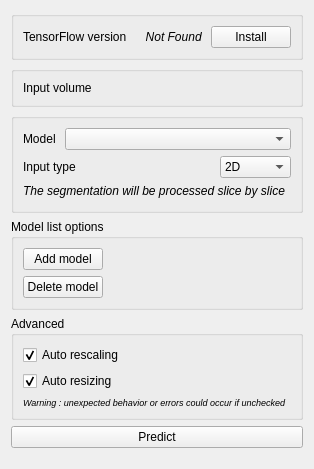
This is TFSegmentation/Resources/UI/TFSegmentation.ui in VincentMillotMaysounabe/Slicer-TensorFlow as Qt 5 draws it before an edit. The edited form follows.
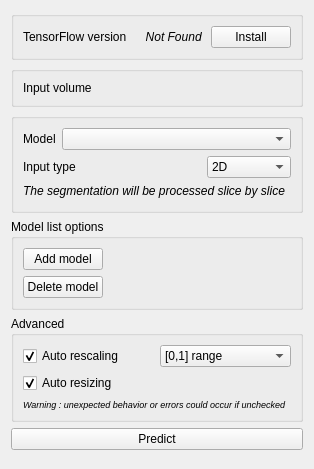
This is the edited form. Custom widgets are drawn as their Qt base class.

Commit message: Adds 2.5D RVB options

Diff of the .ui file:
```diff
--- a/TFSegmentation/Resources/UI/TFSegmentation.ui
+++ b/TFSegmentation/Resources/UI/TFSegmentation.ui
@@ -142,6 +142,11 @@
           <string>2.5D</string>
          </property>
         </item>
+        <item>
+         <property name="text">
+          <string>2.5D RVB</string>
+         </property>
+        </item>
         <item>
          <property name="text">
           <string>3D</string>
@@ -218,23 +223,13 @@
       <string>Advanced</string>
      </property>
      <property name="checked">
-      <bool>false</bool>
-     </property>
-     <property name="collapsed">
       <bool>true</bool>
      </property>
-     <layout class="QFormLayout" name="formLayout">
-      <item row="2" column="0">
-       <widget class="QCheckBox" name="rescalingCheckBox">
-        <property name="text">
-         <string>Auto rescaling</string>
-        </property>
-        <property name="checked">
-         <bool>true</bool>
-        </property>
-       </widget>
-      </item>
-      <item row="3" column="0">
+     <property name="collapsed">
+      <bool>false</bool>
+     </property>
+     <layout class="QGridLayout" name="gridLayout_2">
+      <item row="1" column="0">
        <widget class="QCheckBox" name="resizingCheckBox">
         <property name="text">
          <string>Auto resizing</string>
@@ -244,7 +239,31 @@
         </property>
        </widget>
       </item>
-      <item row="4" column="0">
+      <item row="0" column="0">
+       <widget class="QCheckBox" name="rescalingCheckBox">
+        <property name="text">
+         <string>Auto rescaling</string>
+        </property>
+        <property name="checked">
+         <bool>true</bool>
+        </property>
+       </widget>
+      </item>
+      <item row="0" column="1">
+       <widget class="QComboBox" name="rescalingComboBox">
+        <item>
+         <property name="text">
+          <string>[0,1] range</string>
+         </property>
+        </item>
+        <item>
+         <property name="text">
+          <string>[-1,1] range</string>
+         </property>
+        </item>
+       </widget>
+      </item>
+      <item row="2" column="0" colspan="2">
        <widget class="QLabel" name="label_2">
         <property name="font">
          <font>
```
The commit also changes 2 other files.
